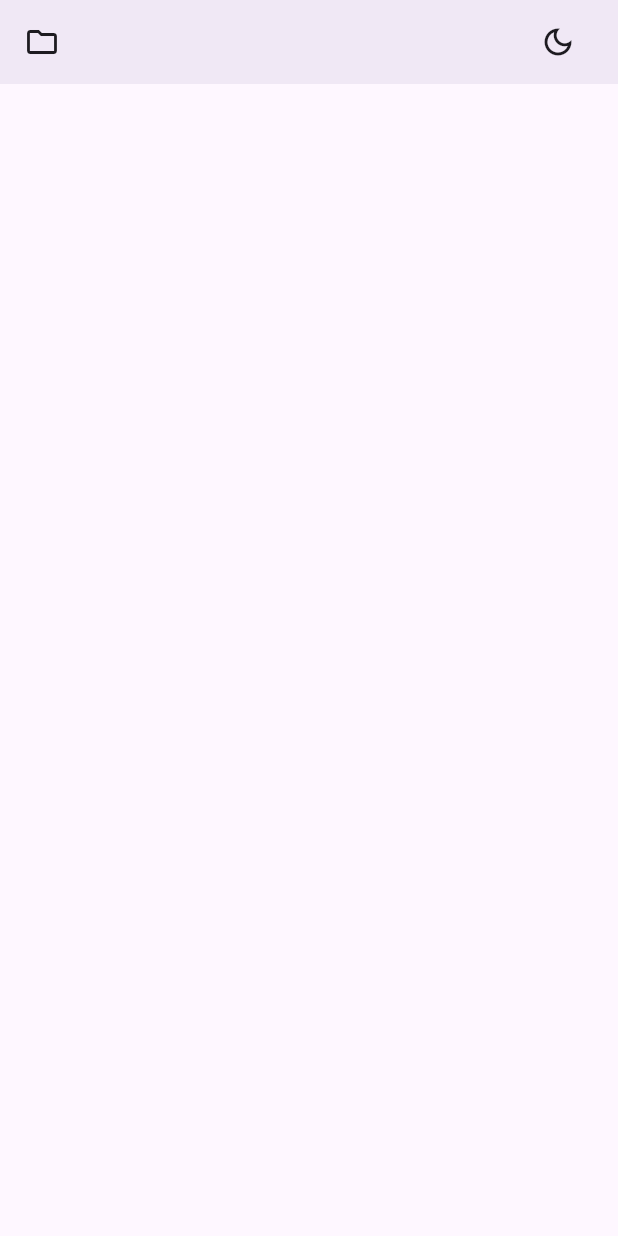
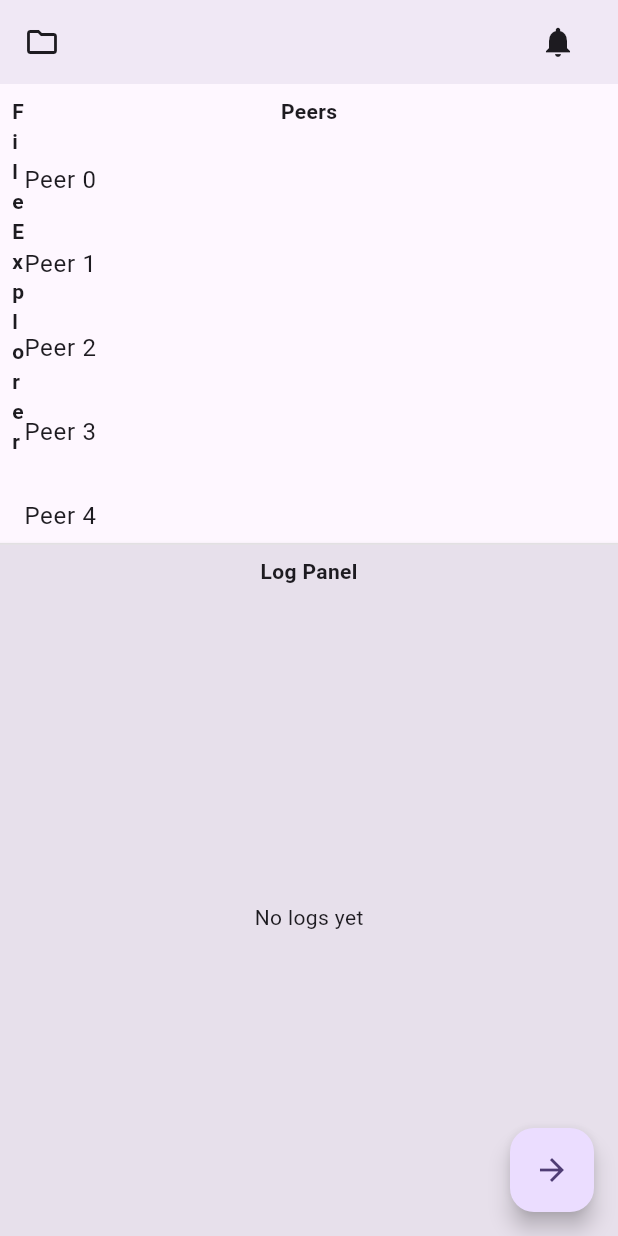
Before and after one commit to Kurocifer/p2p_file_sharing, a Flutter app: the screen it shows after launch, on a phone screen of 412 x 824 dp. Run offline on Flutter 3.47's test engine with Material 3 defaults, Android fonts, the phone set to English and light mode, and no system bars; our stand-ins replace device_info_plus, file_picker; missing offline and left inert: udp.

Commit message:
add some useful widgets

```diff
--- a/p2p_file_sharing/lib/screens/home.dart
+++ b/p2p_file_sharing/lib/screens/home.dart
@@ -1,5 +1,10 @@
 import 'package:flutter/material.dart';
-import 'package:p2p_file_sharing/components/theme_button.dart';
+import 'package:p2p_file_sharing/utils/logger.dart';
+import 'package:p2p_file_sharing/widgets/file_explorer.dart';
+import 'package:p2p_file_sharing/widgets/log_panel.dart';
+import 'package:p2p_file_sharing/widgets/notifications_panel.dart';
+import 'package:p2p_file_sharing/widgets/peer_list.dart';
+
 
 class Home extends StatefulWidget {
   final void Function(bool useLightMode) changeTheme;
@@ -14,11 +19,99 @@ class Home extends StatefulWidget {
 }
 
 class _HomeState extends State<Home> {
+  final Logger logger = Logger();
+  int notificationCount = 0; // Track notification count
+  bool _isFileExplorerCollapsed = true; // Track file explorer state
+  bool _isNotificationPanelVisible = false; // Notification panel visibility
+    final List<String> logs = [];
+
+
+  void _notify() {
+    setState(() {});
+  }
+
+  void _toggleFileExplorer() {
+    setState(() {
+      _isFileExplorerCollapsed = !_isFileExplorerCollapsed;
+    });
+  }
+
+  // Toggle visibility of notification panel
+  void _toggleNotificationPanel() {
+    setState(() {
+      _isNotificationPanelVisible = !_isNotificationPanelVisible;
+      if (_isNotificationPanelVisible) {
+        notificationCount++; // Increment notification count when shown
+      }
+    });
+  }
+
   @override
   Widget build(BuildContext context) {
     return Scaffold(
       backgroundColor: Theme.of(context).colorScheme.surface,
       appBar: _buildAppBar(),
+      body: Row(
+        children: [
+          // File Explorer Side Panel
+          AnimatedContainer(
+            duration: const Duration(milliseconds: 300),
+            width: _isFileExplorerCollapsed ? 0 : 250,
+            child: Material(
+              elevation: 4.0, // Add elevation for shadow effect
+              child: FileExplorer(logger: logger),
+            ),
+          ),
+
+          // Main Content Area
+          Expanded(
+            child: Column(
+              children: [
+                // Peer List
+                Expanded(
+                  flex: 2,
+                  child: Container(
+                    decoration: BoxDecoration(
+                      border: Border(bottom: BorderSide(color: Colors.grey.shade300)),
+                    ),
+                    child: PeerList(
+                      logger: logger,
+                      notify: _notify,
+                    ),
+                  ),
+                ),
+
+                // Log Panel
+                Expanded(
+                  flex: 3,
+                  child: Material(
+                    elevation: 4.0, // Add elevation for shadow effect
+                    child: LogPanel(
+                      logger: logger,
+                    ),
+                  ),
+                ),
+              ],
+            ),
+          ),
+        ],
+      ),
+
+      // Floating Action Button to toggle file explorer visibility
+      floatingActionButton: FloatingActionButton(
+        onPressed: _toggleFileExplorer,
+        child: Icon(
+          _isFileExplorerCollapsed ? Icons.arrow_forward : Icons.arrow_back,
+        ),
+      ),
+
+      // Bottom Sheet for Notification Panel
+      bottomSheet: _isNotificationPanelVisible
+          ? NotificationPanel(
+              notificationCount: notificationCount,
+              onClearNotifications: _clearNotifications,
+            )
+          : null,
     );
   }
 
@@ -26,15 +119,34 @@ class _HomeState extends State<Home> {
     return AppBar(
       backgroundColor: Theme.of(context).colorScheme.surface,
       elevation: 4.0,
-      leading: const Icon(Icons.folder_outlined),
+      leading: IconButton(
+        icon: const Icon(Icons.folder_outlined),
+        onPressed: _toggleFileExplorer, // Toggle file explorer when clicked
+      ),
       title: Row(
         mainAxisAlignment: MainAxisAlignment.end,
         children: [
-          ThemeButton(
-          changeThemeMode: widget.changeTheme,
-        ),
+          // Notification icon button to toggle notification panel visibility
+          IconButton(
+            icon: const Icon(Icons.notifications),
+            onPressed: _toggleNotificationPanel,
+          ),
         ],
       ),
     );
   }
+
+  // Function to clear notifications
+  void _clearNotifications() {
+    setState(() {
+      notificationCount = 0;
+      _isNotificationPanelVisible = false; // Hide panel after clearing notifications
+    });
+  }
+
+  void _addLog(String log) {
+    setState(() {
+      logs.add(log);
+    });
+  }
 }
--- a/p2p_file_sharing/lib/utils/logger.dart
+++ b/p2p_file_sharing/lib/utils/logger.dart
@@ -1,14 +1,26 @@
+import 'dart:async';
 import 'dart:io';
 
 class Logger {
+  final StreamController<List<String>> _logController = StreamController<List<String>>.broadcast();
+  final List<String> _logs = [];
+
+  Stream<List<String>> get logStream => _logController.stream;
 
   // Log messages to both a file and the UI
-  static void logMessage({required String message, Function(String)? onLog}) {
+  void logMessage({
+    required String message,
+    Function(String)? onLog,
+  }) {
     // Log to the log file
-    final logFile = File('../log.txt');
+    final logFile = File('log.txt');
     logFile.writeAsStringSync('$message\n', mode: FileMode.append);
 
-    // Update the UI log
+    // Update the UI log stream
+    _logs.add(message);
+    _logController.add(List.from(_logs));  // Send logs to the stream
+
+    // Call the optional onLog callback for UI or other actions
     if (onLog != null) {
       onLog(message);
     }
--- /dev/null
+++ b/p2p_file_sharing/lib/widgets/log_panel.dart
@@ -0,0 +1,42 @@
+import 'package:flutter/material.dart';
+import 'package:p2p_file_sharing/utils/logger.dart';
+
+class LogPanel extends StatelessWidget {
+  final Logger logger;
+
+  const LogPanel({super.key, required this.logger});
+
+  @override
+  Widget build(BuildContext context) {
+    return Container(
+      color: Theme.of(context).colorScheme.surfaceVariant,
+      child: Column(
+        children: [
+          const Padding(
+            padding: EdgeInsets.all(8.0),
+            child: Text(
+              "Log Panel",
+              style: TextStyle(fontWeight: FontWeight.bold),
+            ),
+          ),
+          Expanded(
+            child: StreamBuilder<List<String>>(
+              stream: logger.logStream,
+              builder: (context, snapshot) {
+                if (!snapshot.hasData || snapshot.data!.isEmpty) {
+                  return const Center(child: Text("No logs yet"));
+                }
+                return ListView.builder(
+                  itemCount: snapshot.data!.length,
+                  itemBuilder: (context, index) {
+                    return Text(snapshot.data![index]);
+                  },
+                );
+              },
+            ),
+          ),
+        ],
+      ),
+    );
+  }
+}
--- /dev/null
+++ b/p2p_file_sharing/lib/widgets/notifications_panel.dart
@@ -0,0 +1,76 @@
+import 'package:flutter/material.dart';
+
+/*
+class NotificationPanel extends StatelessWidget {
+  final int notificationCount;
+  final VoidCallback onClearNotifications;
+
+  const NotificationPanel({
+    super.key,
+    required this.notificationCount,
+    required this.onClearNotifications,
+  });
+
+  @override
+  Widget build(BuildContext context) {
+    return Stack(
+      children: [
+        IconButton(
+          icon: const Icon(Icons.notifications),
+          onPressed: onClearNotifications,
+        ),
+        if (notificationCount > 0)
+          Positioned(
+            right: 8,
+            top: 8,
+            child: CircleAvatar(
+              radius: 10,
+              backgroundColor: Colors.red,
+              child: Text(
+                '$notificationCount',
+                style: const TextStyle(color: Colors.white, fontSize: 12),
+              ),
+            ),
+          ),
+      ],
+    );
+  }
+}*/
+
+class NotificationPanel extends StatelessWidget {
+  final int notificationCount;
+  final VoidCallback onClearNotifications;
+
+  const NotificationPanel({
+    super.key,
+    required this.notificationCount,
+    required this.onClearNotifications,
+  });
+
+  @override
+  Widget build(BuildContext context) {
+    return Container(
+      color: Colors.white,
+      padding: const EdgeInsets.all(16.0),
+      child: Column(
+        children: [
+          Row(
+            mainAxisAlignment: MainAxisAlignment.spaceBetween,
+            children: [
+              const Text('Notifications', style: TextStyle(fontWeight: FontWeight.bold)),
+              IconButton(
+                icon: const Icon(Icons.close),
+                onPressed: onClearNotifications,
+              ),
+            ],
+          ),
+          if (notificationCount > 0)
+            ListTile(
+              leading: const Icon(Icons.notifications, color: Colors.blue),
+              title: Text('You have $notificationCount new notifications.'),
+            ),
+        ],
+      ),
+    );
+  }
+}
--- /dev/null
+++ b/p2p_file_sharing/lib/widgets/peer_list.dart
@@ -0,0 +1,48 @@
+import 'package:flutter/material.dart';
+import 'package:p2p_file_sharing/utils/logger.dart';
+
+class PeerList extends StatelessWidget {
+  final Logger logger;
+  final VoidCallback notify;
+
+  const PeerList({super.key, required this.logger, required this.notify});
+
+  @override
+  Widget build(BuildContext context) {
+    return Container(
+      child: Column(
+        children: [
+          const Padding(
+            padding: EdgeInsets.all(8.0),
+            child: Text(
+              "Peers",
+              style: TextStyle(fontWeight: FontWeight.bold),
+            ),
+          ),
+          Expanded(
+            child: ListView.builder(
+              itemCount: 5, // Replace with actual peer count
+              itemBuilder: (context, index) {
+                return ListTile(
+                  title: Text("Peer $index"),
+                  onTap: () {
+                    // Use the logger to log the interaction
+                    logger.logMessage(
+                      message: "Interacted with Peer $index",
+                      onLog: (message) {
+                        // Optional callback function to handle other UI actions
+                        print(message); // You can perform other actions here
+                      },
+                    );
+                    // Notify the caller, e.g., to refresh the peer list or update the UI
+                    notify();
+                  },
+                );
+              },
+            ),
+          ),
+        ],
+      ),
+    );
+  }
+}
--- /dev/null
+++ b/p2p_file_sharing/log.txt
@@ -0,0 +1,7 @@
+Interacted with Peer 0
+Interacted with Peer 1
+Interacted with Peer 2
+Interacted with Peer 4
+Interacted with Peer 3
+Selected File 0
+Selected File 1
```
Also changed, not shown: p2p_file_sharing/lib/services/peer_discovery_service.dart (+8 -7 lines), p2p_file_sharing/lib/services/server_service.dart (+10 -8 lines), p2p_file_sharing/lib/services/transfer_service.dart (+17 -17 lines), p2p_file_sharing/lib/widgets/file_explorer.dart (added, +46 -0 lines), p2p_file_sharing/lib/widgets/theme_button.dart (renamed from p2p_file_sharing/lib/components/theme_button.dart).
